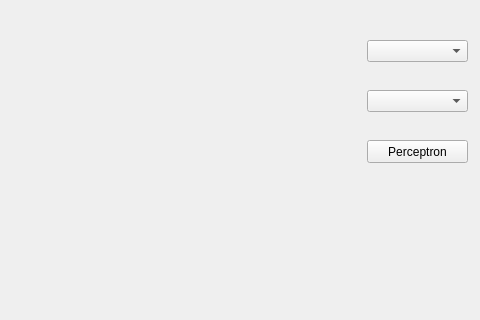
Before: the Qt Designer form Python/ML/pla_ui.ui in goyour123/Pratice, drawn with Qt 5; both pictures show x 273 to 753 and y 0 to 320 of the 753 by 679 pixel window.
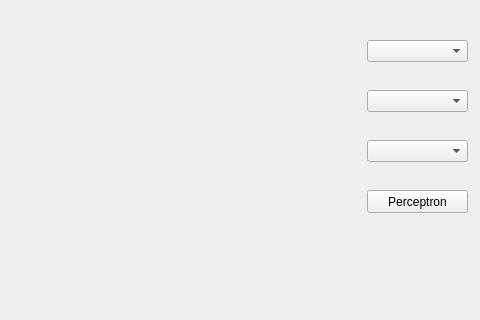
After: the same form once the commit is applied.

Commit message: Add combobox for selecting iris class

What changed in the file:
```diff
--- a/Python/ML/pla_ui.ui
+++ b/Python/ML/pla_ui.ui
@@ -42,7 +42,7 @@
     <property name="geometry">
      <rect>
       <x>640</x>
-      <y>140</y>
+      <y>190</y>
       <width>101</width>
       <height>23</height>
      </rect>
@@ -52,6 +52,19 @@
     </property>
    </widget>
    <widget class="QComboBox" name="comboBox_2">
+    <property name="enabled">
+     <bool>true</bool>
+    </property>
+    <property name="geometry">
+     <rect>
+      <x>640</x>
+      <y>140</y>
+      <width>101</width>
+      <height>22</height>
+     </rect>
+    </property>
+   </widget>
+   <widget class="QComboBox" name="comboBox_3">
     <property name="enabled">
      <bool>true</bool>
     </property>
```
The commit also changes 2 other files.
